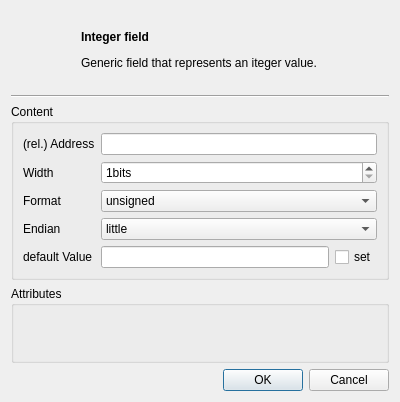
Old version of the form src/integerfielddialog.ui in the repository dmr-tools/anytone-emu.
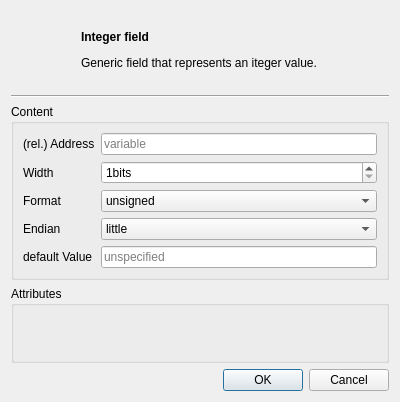
New version of the form. Custom widgets are drawn as their Qt base class.

Commit message: Fixed editor dialogs to take codeplug version as default version.

Diff of the .ui file:
```diff
--- a/src/integerfielddialog.ui
+++ b/src/integerfielddialog.ui
@@ -69,7 +69,11 @@
        </widget>
       </item>
       <item row="0" column="1">
-       <widget class="QLineEdit" name="address"/>
+       <widget class="QLineEdit" name="address">
+        <property name="placeholderText">
+         <string>variable</string>
+        </property>
+       </widget>
       </item>
       <item row="1" column="0">
        <widget class="QLabel" name="label_4">
@@ -132,20 +136,6 @@
         </property>
        </widget>
       </item>
-      <item row="4" column="1">
-       <layout class="QHBoxLayout" name="horizontalLayout_2">
-        <item>
-         <widget class="QLineEdit" name="defaultValue"/>
-        </item>
-        <item>
-         <widget class="QCheckBox" name="defaultValueSet">
-          <property name="text">
-           <string>set</string>
-          </property>
-         </widget>
-        </item>
-       </layout>
-      </item>
       <item row="1" column="1">
        <widget class="QSpinBox" name="width">
         <property name="suffix">
@@ -159,6 +149,13 @@
         </property>
        </widget>
       </item>
+      <item row="4" column="1">
+       <widget class="QLineEdit" name="defaultValue">
+        <property name="placeholderText">
+         <string>unspecified</string>
+        </property>
+       </widget>
+      </item>
      </layout>
     </widget>
    </item>
```
The commit also changes 29 other files.
